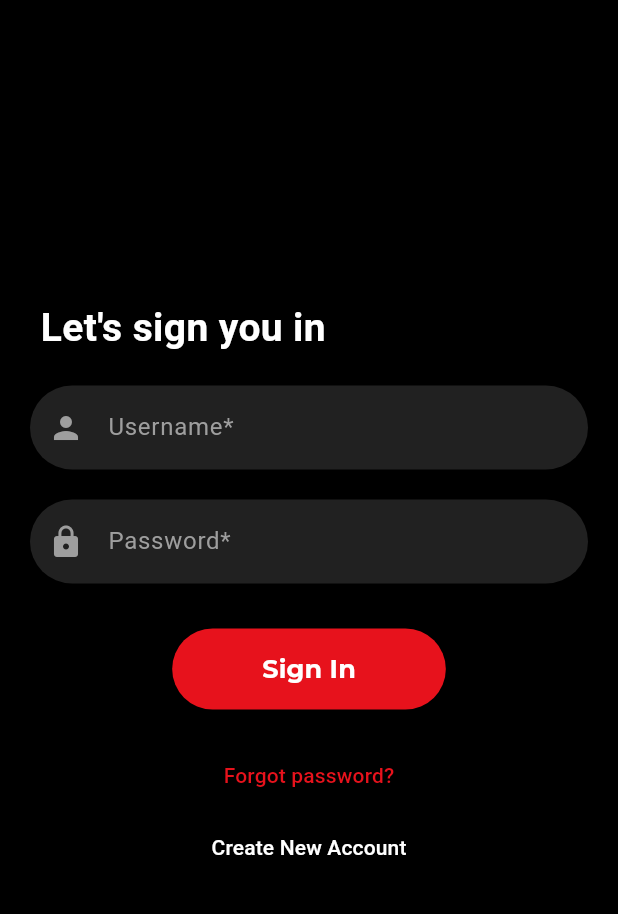
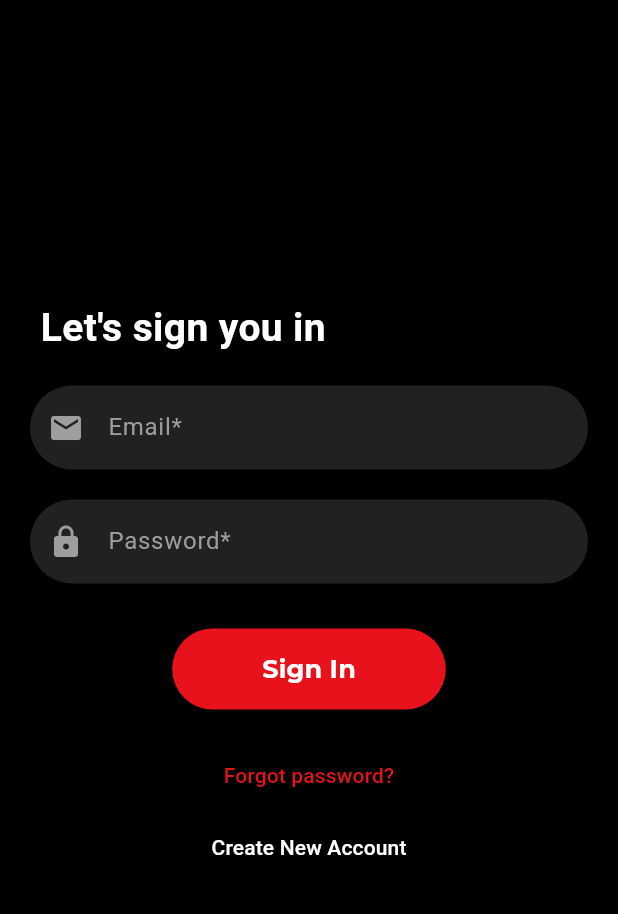
Before and after one commit to WickramaarachchiBS/nikn_fuel_mad, a Flutter app: the screen it shows after launch, after a tap on "Get Started", on a phone screen of 412 x 824 dp, the part 318-1232 px from its top. Run offline on Flutter 3.47's test engine with Material 3 defaults, Android fonts, the phone set to English and light mode, and no system bars; our stand-ins replace cloud_firestore, curved_navigation_bar, firebase_auth, firebase_core, geolocator, google_maps_flutter; missing offline and left inert: flutter_polyline_points, flutter_stripe; accounts and stored records are empty; network calls fail.

Commit message:
minor ui changes

```diff
--- a/lib/screens/signin_screen.dart
+++ b/lib/screens/signin_screen.dart
@@ -117,8 +117,8 @@ class _SignInScreenState extends State<SignInScreen> {
                 Padding(
                   padding: const EdgeInsets.symmetric(horizontal: 20),
                   child: TextFieldWidget(
-                    hintText: 'Username*',
-                    icon: Icons.person,
+                    hintText: 'Email*',
+                    icon: Icons.mail,
                     controller: emailController,
                   ),
                 ),
```
Also changed, not shown: 5 other files.
